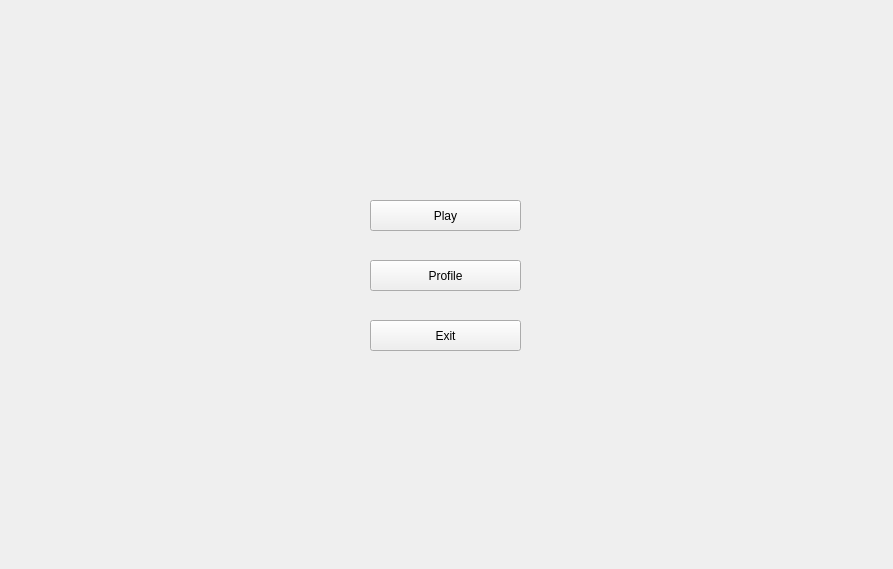
Old version of the form Client/mainmenu.ui in the repository Denisucu1/ProjectModernCpp.
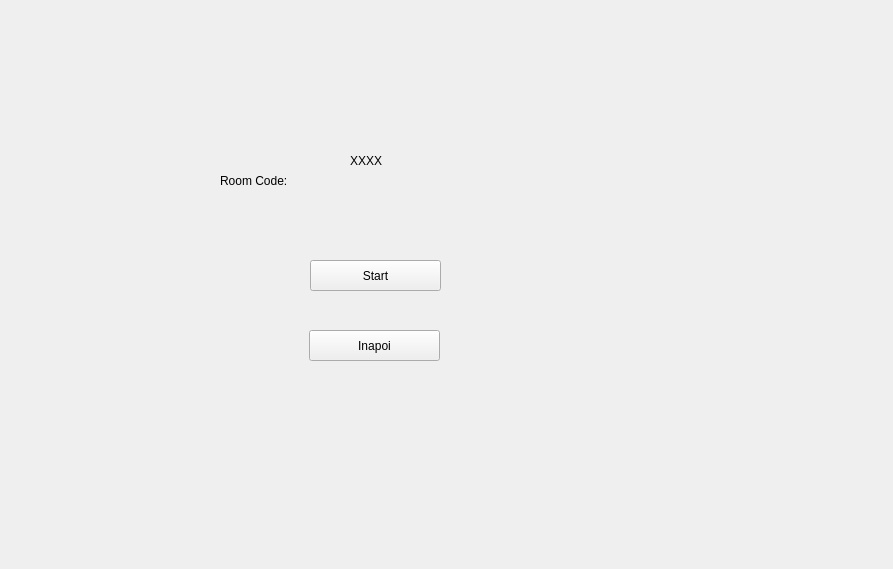
New version of the form. The open tabs and pages were chosen to show the change.

Commit message: Implement Create Lobby and WebSocket integration

The edit to the form file:
```diff
--- a/Client/mainmenu.ui
+++ b/Client/mainmenu.ui
@@ -22,8 +22,8 @@
   <widget class="QStackedWidget" name="stackedWidget">
    <property name="geometry">
     <rect>
-     <x>250</x>
-     <y>30</y>
+     <x>200</x>
+     <y>20</y>
      <width>400</width>
      <height>551</height>
     </rect>
@@ -333,6 +333,60 @@
      </property>
     </widget>
    </widget>
+   <widget class="QWidget" name="page_2">
+    <widget class="QLabel" name="roomCodeTitleLabel">
+     <property name="geometry">
+      <rect>
+       <x>20</x>
+       <y>150</y>
+       <width>81</width>
+       <height>21</height>
+      </rect>
+     </property>
+     <property name="text">
+      <string>Room Code:</string>
+     </property>
+    </widget>
+    <widget class="QLabel" name="generatedCodeLabel">
+     <property name="geometry">
+      <rect>
+       <x>150</x>
+       <y>90</y>
+       <width>211</width>
+       <height>101</height>
+      </rect>
+     </property>
+     <property name="text">
+      <string>XXXX</string>
+     </property>
+    </widget>
+    <widget class="QPushButton" name="startGameButton">
+     <property name="geometry">
+      <rect>
+       <x>110</x>
+       <y>240</y>
+       <width>131</width>
+       <height>31</height>
+      </rect>
+     </property>
+     <property name="text">
+      <string>Start</string>
+     </property>
+    </widget>
+    <widget class="QPushButton" name="closeLobbyButton">
+     <property name="geometry">
+      <rect>
+       <x>109</x>
+       <y>310</y>
+       <width>131</width>
+       <height>31</height>
+      </rect>
+     </property>
+     <property name="text">
+      <string>Inapoi</string>
+     </property>
+    </widget>
+   </widget>
   </widget>
  </widget>
  <resources/>
```
Left out of the diff: 4 changed lines with no effect on the pictures. The commit also changes 4 other files.
